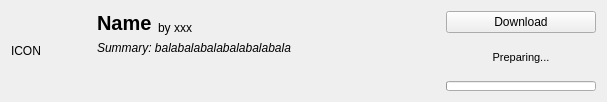
kaniol-lck/modmanager, file src/ui/curseforgemoditemwidget.ui: the form before one commit.
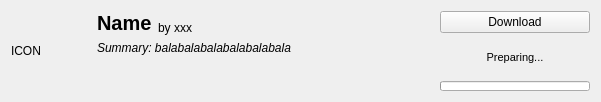
The form after the commit.

Patch:
```diff
--- a/src/ui/curseforgemoditemwidget.ui
+++ b/src/ui/curseforgemoditemwidget.ui
@@ -6,7 +6,7 @@
    <rect>
     <x>0</x>
     <y>0</y>
-    <width>607</width>
+    <width>601</width>
     <height>102</height>
    </rect>
   </property>
@@ -62,7 +62,7 @@
         <bool>true</bool>
        </property>
        <property name="sizePolicy">
-        <sizepolicy hsizetype="Minimum" vsizetype="Fixed">
+        <sizepolicy hsizetype="Fixed" vsizetype="Fixed">
          <horstretch>0</horstretch>
          <verstretch>0</verstretch>
         </sizepolicy>
```
